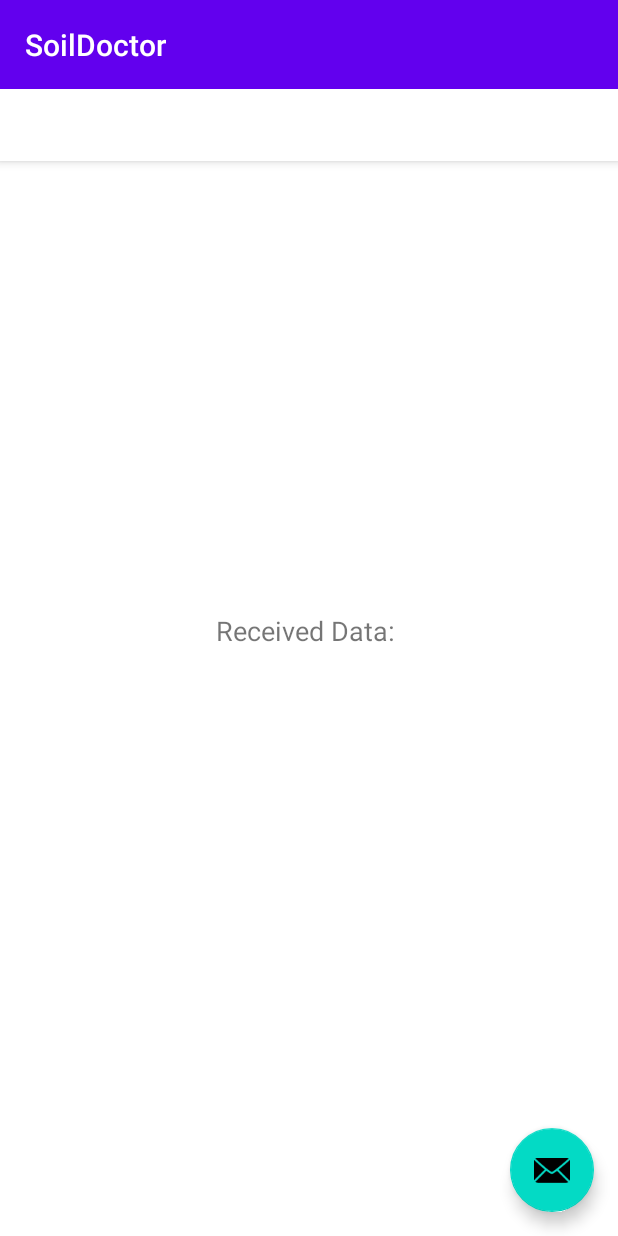
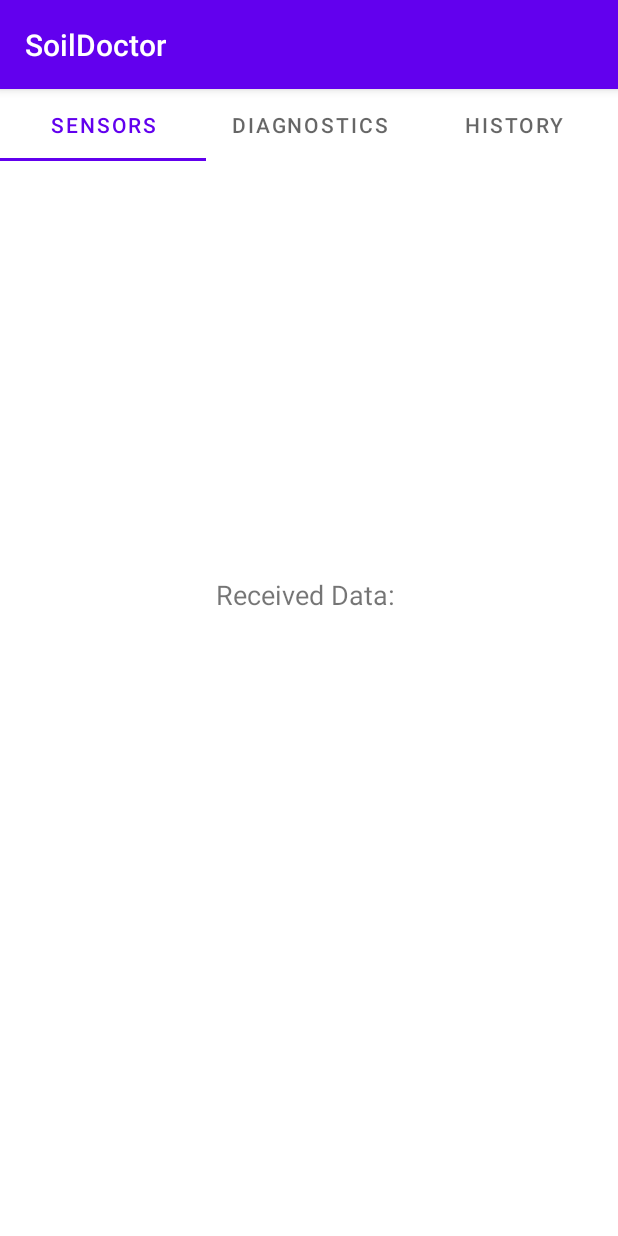
Before and after one commit to DMartinCodes/Microverse-Soil-Doctor, an Android app: the layout activity_main.xml on its own in the app's theme, with its tools: preview values and no code run, on a phone screen of 412 x 824 dp. Run offline under Robolectric (Android 15) with nearby library versions, the phone set to English and light mode, and no system bars.

```diff
--- a/AndroidWork/app/src/main/res/layout/activity_main.xml
+++ b/AndroidWork/app/src/main/res/layout/activity_main.xml
@@ -2,6 +2,7 @@
 <androidx.coordinatorlayout.widget.CoordinatorLayout xmlns:android="http://schemas.android.com/apk/res/android"
     xmlns:app="http://schemas.android.com/apk/res-auto"
     xmlns:tools="http://schemas.android.com/tools"
+    android:id="@+id/coLayout"
     android:layout_width="match_parent"
     android:layout_height="match_parent"
     tools:context=".MainActivity">
@@ -21,26 +22,39 @@
             android:text="@string/app_name"
             android:textAppearance="@style/TextAppearance.Widget.AppCompat.Toolbar.Title" />
 
-        <com.google.android.material.tabs.TabLayout
-            android:id="@+id/tabs"
-            android:layout_width="match_parent"
-            android:layout_height="wrap_content" />
     </com.google.android.material.appbar.AppBarLayout>
 
     <androidx.viewpager.widget.ViewPager
         android:id="@+id/view_pager"
         android:layout_width="match_parent"
-        android:layout_height="match_parent"
-        app:layout_behavior="@string/appbar_scrolling_view_behavior" />
+        android:layout_height="wrap_content"
+        app:layout_anchor="@+id/view_pager"
+        app:layout_anchorGravity="center"
+        app:layout_behavior="@string/appbar_scrolling_view_behavior">
 
-    <com.google.android.material.floatingactionbutton.FloatingActionButton
-        android:id="@+id/fab"
-        android:layout_width="wrap_content"
-        android:layout_height="wrap_content"
-        android:layout_gravity="bottom|end"
-        android:layout_marginEnd="@dimen/fab_margin"
-        android:layout_marginBottom="16dp"
-        app:srcCompat="@android:drawable/ic_dialog_email" />
+        <com.google.android.material.tabs.TabLayout
+            android:layout_width="match_parent"
+            android:layout_height="wrap_content">
+
+            <com.google.android.material.tabs.TabItem
+                android:id="@+id/tab1"
+                android:layout_width="wrap_content"
+                android:layout_height="wrap_content"
+                android:text="Sensors" />
+
+            <com.google.android.material.tabs.TabItem
+                android:id="@+id/tab2"
+                android:layout_width="wrap_content"
+                android:layout_height="wrap_content"
+                android:text="Diagnostics" />
+
+            <com.google.android.material.tabs.TabItem
+                android:id="@+id/tab3"
+                android:layout_width="wrap_content"
+                android:layout_height="wrap_content"
+                android:text="History" />
+        </com.google.android.material.tabs.TabLayout>
+    </androidx.viewpager.widget.ViewPager>
 
     <TextView
         android:id="@+id/textView"
```
Also changed, not shown: AndroidWork/app/src/main/res/layout/diagnostic_frag.xml (added, +20 -0 lines), AndroidWork/app/src/main/res/layout/fragment_main.xml (deleted, +0 -41 lines), AndroidWork/app/src/main/res/layout/history_frag.xml (added, +20 -0 lines), AndroidWork/app/src/main/res/layout/sensor_frag.xml (added, +20 -0 lines).
